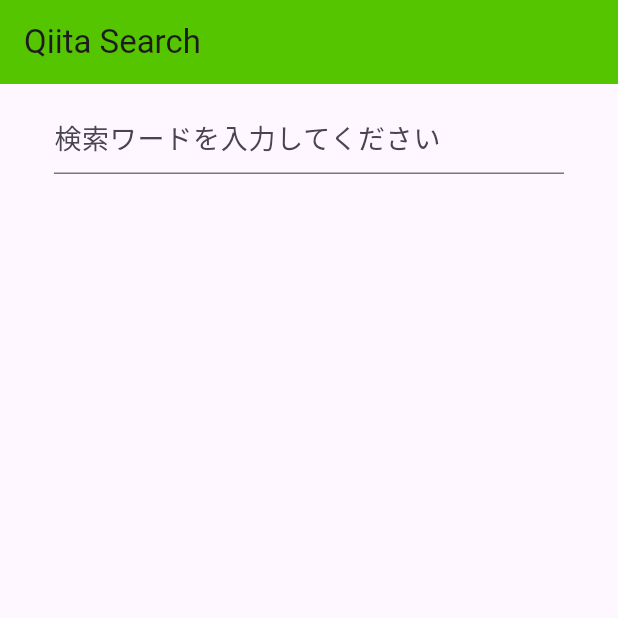
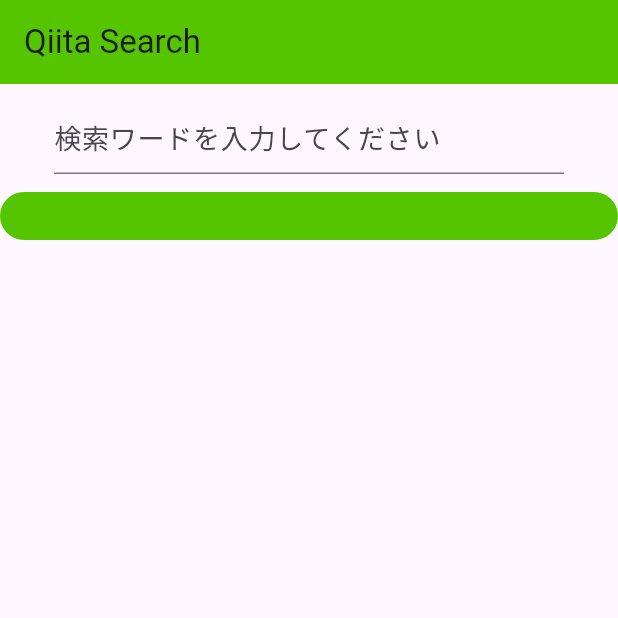
Before and after one commit to kmiono/qiita_search, a Flutter app: the screen it shows after launch, on a phone screen of 412 x 824 dp, the top half of it. Run offline on Flutter 3.47's test engine with Material 3 defaults, Android fonts, the phone set to English and light mode, and no system bars; our stand-ins replace flutter_dotenv.

Commit message:
検索結果画面表示

```diff
--- a/lib/screens/search_screen.dart
+++ b/lib/screens/search_screen.dart
@@ -3,6 +3,7 @@ import 'dart:convert';
 import 'package:http/http.dart' as http; // httpという変数を通して、httpパッケージにアクセス
 import 'package:flutter_dotenv/flutter_dotenv.dart';
 import 'package:qiita_search/models/article.dart';
+import 'package:qiita_search/widgets/article_container.dart';
 
 class SearchScreen extends StatefulWidget {
   const SearchScreen({super.key});
@@ -40,6 +41,7 @@ class _SearchScreenState extends State<SearchScreen> {
               },
             ),
           ),
+          const ArticleContainer(),
         ],
       ),
     );
--- /dev/null
+++ b/lib/widgets/article_container.dart
@@ -0,0 +1,21 @@
+import 'package:flutter/material.dart';
+
+class ArticleContainer extends StatelessWidget {
+  const ArticleContainer({super.key});
+
+  @override
+  Widget build(BuildContext context) {
+    return Container(
+      padding: const EdgeInsets.symmetric(
+        horizontal: 20,
+        vertical: 16,
+      ),
+      decoration: const BoxDecoration(
+        color: Color(0xFF55C500),
+        borderRadius: BorderRadius.all(
+          Radius.circular(32),
+        ),
+      ),
+    );
+  }
+}
```
